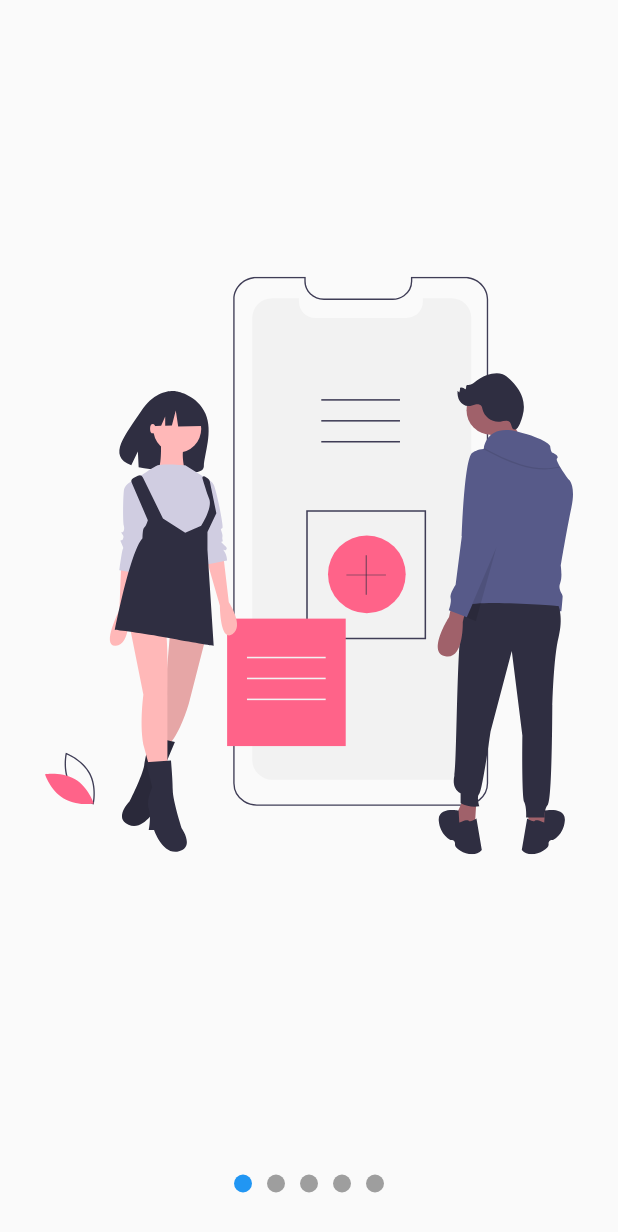
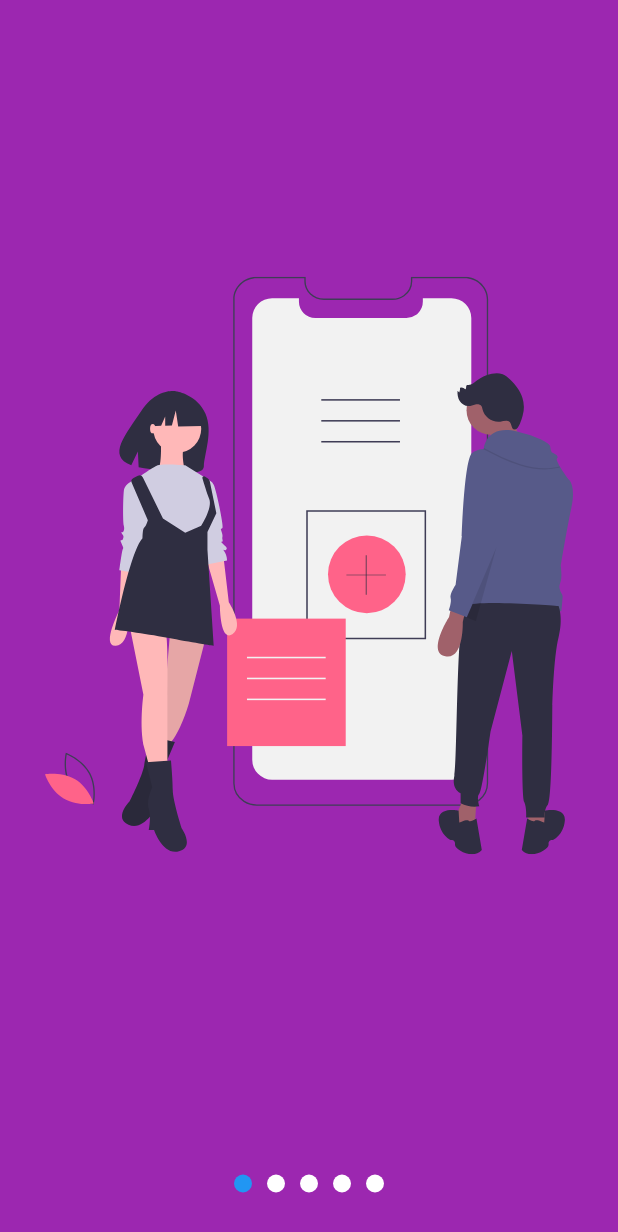
Before and after one commit to tinnit1/flutter-ui, a Flutter app: the screen it shows after launch, on a phone screen of 412 x 824 dp. Shown: the top 1232 px of the screen. Run offline on Flutter 3.47's test engine with Material 2 defaults, Android fonts, the phone set to English and light mode, and no system bars; our stand-ins replace flutter_svg.

Commit message:
custom slide colors

```diff
--- a/lib/src/pages/slideshowPage_page.dart
+++ b/lib/src/pages/slideshowPage_page.dart
@@ -6,7 +6,11 @@ class SlideshowPage extends StatelessWidget {
   @override
   Widget build(BuildContext context) {
     return Scaffold(
+      backgroundColor: Colors.purple,
       body: Slideshow(
+        // pointerTop: true,
+        primaryColor: Colors.blue,
+        secondaryColor: Colors.white,
         slides: <Widget>[
           SvgPicture.asset('assets/svgs/slide-1.svg'),
           SvgPicture.asset('assets/svgs/slide-2.svg'),
--- a/lib/src/widgets/slideshow.dart
+++ b/lib/src/widgets/slideshow.dart
@@ -3,20 +3,30 @@ import 'package:flutter/material.dart';
 import 'package:provider/provider.dart';
 
 class Slideshow extends StatelessWidget {
+  final List<Widget> slides;
+  final bool pointerTop;
+  final Color primaryColor;
+  final Color secondaryColor;
 
-  final List<Widget> slides;
-
-  const Slideshow({
-     @required this.slides
-     });
+  const Slideshow(
+      {@required this.slides,
+      this.pointerTop = false,
+      this.primaryColor = Colors.blue,
+      this.secondaryColor = Colors.grey});
 
   @override
   Widget build(BuildContext context) {
     return ChangeNotifierProvider(
       create: (_) => new SliderModel(),
-      child: Center(
-        child: Column(
-          children: <Widget>[Expanded(child: _Slides(this.slides)), _Dots(this.slides.length)],
+      child: SafeArea(
+        child: Center(
+          child: Column(
+            children: <Widget>[
+              if (this.pointerTop) _Dots(this.slides.length, this.primaryColor, this.secondaryColor),
+              Expanded(child: _Slides(this.slides)),
+              if (!this.pointerTop) _Dots(this.slides.length, this.primaryColor, this.secondaryColor),
+            ],
+          ),
         ),
       ),
     );
@@ -25,8 +35,10 @@ class Slideshow extends StatelessWidget {
 
 class _Dots extends StatelessWidget {
   final int totalSlides;
+  final Color primaryColor;
+  final Color secondaryColor;
 
-  const _Dots(this.totalSlides);
+  const _Dots(this.totalSlides, this.primaryColor, this.secondaryColor);
   @override
   Widget build(BuildContext context) {
     return Container(
@@ -34,7 +46,7 @@ class _Dots extends StatelessWidget {
       height: 70,
       child: Row(
         mainAxisAlignment: MainAxisAlignment.center,
-        children: List.generate(this.totalSlides, (i) => _Dot(i)),
+        children: List.generate(this.totalSlides, (i) => _Dot(i, this.primaryColor, this.secondaryColor)),
       ),
     );
   }
@@ -42,8 +54,10 @@ class _Dots extends StatelessWidget {
 
 class _Dot extends StatelessWidget {
   final int index;
+  final Color primaryColor;
+  final Color secondaryColor;
 
-  _Dot(this.index);
+  _Dot(this.index, this.primaryColor, this.secondaryColor);
 
   @override
   Widget build(BuildContext context) {
@@ -54,14 +68,15 @@ class _Dot extends StatelessWidget {
       height: 12,
       margin: EdgeInsets.symmetric(horizontal: 5),
       decoration: BoxDecoration(
-        color: ( pageViewIndex >= index - 0.5 && pageViewIndex < index + 0.5) ? Colors.blue : Colors.grey,
-        shape: BoxShape.circle),
+          color: (pageViewIndex >= index - 0.5 && pageViewIndex < index + 0.5)
+              ? this.primaryColor
+              : this.secondaryColor,
+          shape: BoxShape.circle),
     );
   }
 }
 
 class _Slides extends StatefulWidget {
-
   final List<Widget> slides;
 
   const _Slides(this.slides);
@@ -76,7 +91,8 @@ class __SlidesState extends State<_Slides> {
   @override
   void initState() {
     pageViewController.addListener(() {
-      Provider.of<SliderModel>(context, listen: false).currentPage = pageViewController.page;
+      Provider.of<SliderModel>(context, listen: false).currentPage =
+          pageViewController.page;
     });
     super.initState();
   }
@@ -89,11 +105,10 @@ class __SlidesState extends State<_Slides> {
 
   @override
   Widget build(BuildContext context) {
-
     return Container(
       child: PageView(
         controller: pageViewController,
-        children: widget.slides.map( (slide) => _Slide( slide )).toList(),
+        children: widget.slides.map((slide) => _Slide(slide)).toList(),
       ),
     );
   }
--- a/pubspec.yaml
+++ b/pubspec.yaml
@@ -14,7 +14,7 @@ description: A new Flutter project.
 version: 1.0.0+1
 
 environment:
-  sdk: ">=2.1.0 <3.0.0"
+  sdk: ">=2.3.0 <3.0.0"
 
 dependencies:
   flutter:
```
